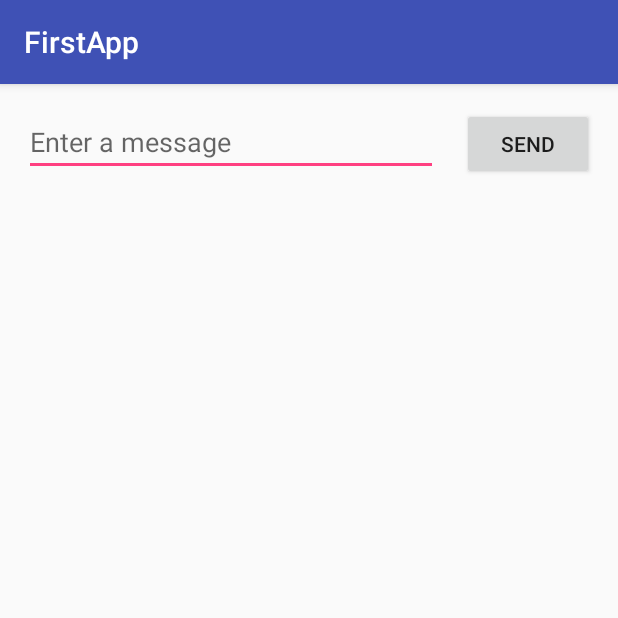
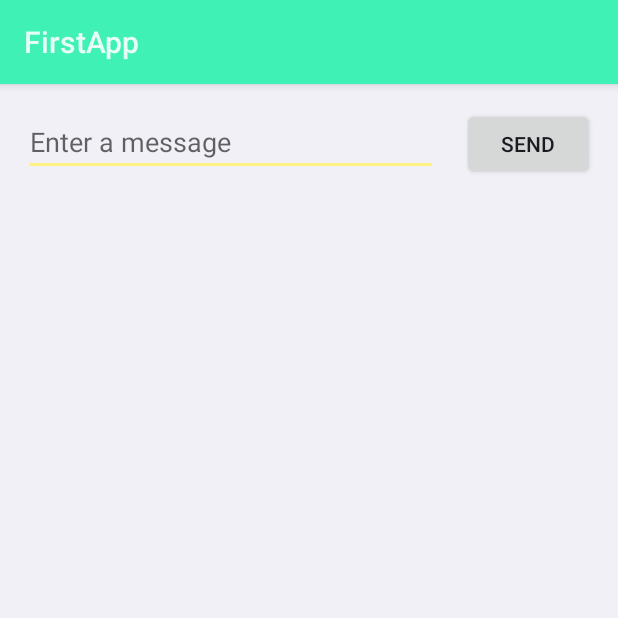
Before and after one commit to nehaj2015/FirstApp, an Android app: the screen it shows after launch (PlayerMainActivity), on a phone screen of 412 x 824 dp, the top half of it. Run offline under Robolectric (Android 15) with nearby library versions, the phone set to English and light mode, and no system bars.

Commit message:
upgraded to android sdk 28

```diff
--- a/app/build.gradle
+++ b/app/build.gradle
@@ -5,7 +5,7 @@ android {
     buildToolsVersion "28.0.3"
     defaultConfig {
         applicationId "com.example.firstapp"
-        minSdkVersion 15
+        minSdkVersion 26
         targetSdkVersion 28
         versionCode 1
         versionName "1.0"
@@ -17,6 +17,10 @@ android {
             proguardFiles getDefaultProguardFile('proguard-android.txt'), 'proguard-rules.pro'
         }
     }
+    compileOptions {
+        sourceCompatibility = 1.8
+        targetCompatibility = 1.8
+    }
 }
 
 dependencies {
--- a/app/src/main/java/com/example/firstapp/DisplayMessageActivity.java
+++ b/app/src/main/java/com/example/firstapp/DisplayMessageActivity.java
@@ -1,11 +1,11 @@
 package com.example.firstapp;
 
+import android.app.Activity;
 import android.content.Intent;
-import android.support.v7.app.AppCompatActivity;
 import android.os.Bundle;
 import android.widget.TextView;
 
-public class DisplayMessageActivity extends AppCompatActivity {
+public class DisplayMessageActivity extends Activity {
 
     private static final String greeting = "Hola!";
 
--- a/app/src/main/java/com/example/firstapp/PlayerMainActivity.java
+++ b/app/src/main/java/com/example/firstapp/PlayerMainActivity.java
@@ -1,12 +1,12 @@
 package com.example.firstapp;
 
+import android.app.Activity;
 import android.content.Intent;
-import android.support.v7.app.AppCompatActivity;
 import android.os.Bundle;
 import android.view.View;
 import android.widget.EditText;
 
-public class PlayerMainActivity extends AppCompatActivity {
+public class PlayerMainActivity extends Activity {
 
     public static final String EXTRA_MESSAGE = "com.example.firstapp.MESSAGE";
 
--- a/app/src/main/res/values/colors.xml
+++ b/app/src/main/res/values/colors.xml
@@ -1,6 +1,5 @@
-<?xml version="1.0" encoding="utf-8"?>
 <resources>
-    <color name="colorPrimary">#3F51B5</color>
+    <color name="colorPrimary">#3FF1B5</color>
     <color name="colorPrimaryDark">#303F9F</color>
-    <color name="colorAccent">#FF4081</color>
+    <color name="colorAccent">#FFF081</color>
 </resources>
--- a/app/src/main/res/values/styles.xml
+++ b/app/src/main/res/values/styles.xml
@@ -1,11 +1,9 @@
 <resources>
-
     <!-- Base application theme. -->
-    <style name="AppTheme" parent="Theme.AppCompat.Light.DarkActionBar">
+    <style name="AppTheme" parent="@android:style/Theme.DeviceDefault.Light.DarkActionBar">
         <!-- Customize your theme here. -->
-        <item name="colorPrimary">@color/colorPrimary</item>
-        <item name="colorPrimaryDark">@color/colorPrimaryDark</item>
-        <item name="colorAccent">@color/colorAccent</item>
+        <item name="android:colorPrimary">@color/colorPrimary</item>
+        <item name="android:colorPrimaryDark">@color/colorPrimaryDark</item>
+        <item name="android:colorAccent">@color/colorAccent</item>
     </style>
-
 </resources>
```
